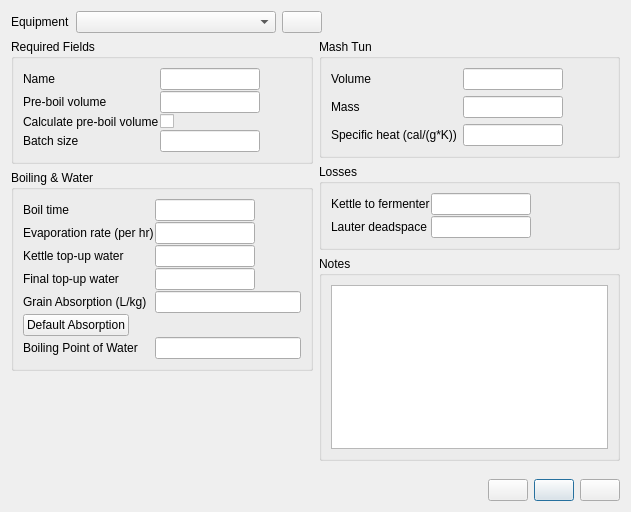
Before: the Qt Designer form ui/equipmentEditor.ui in Brewtarget/brewtarget, drawn with Qt 5.
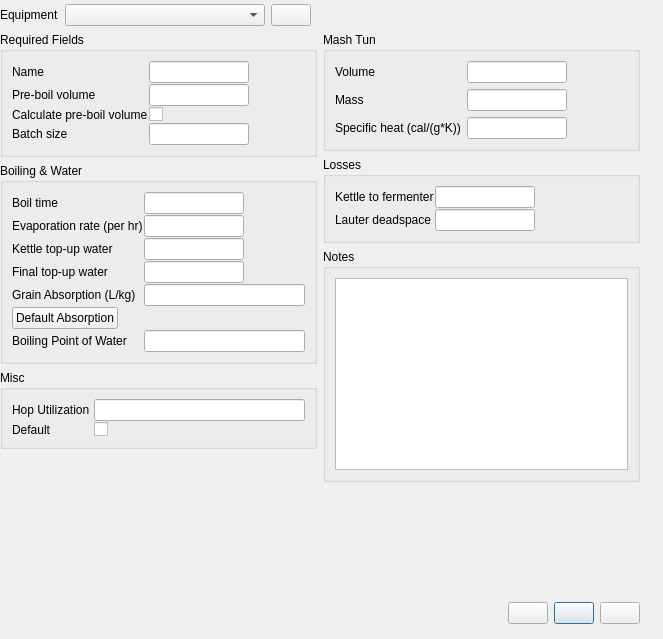
After: the same form once the commit is applied. Icons and pictures are not drawn.

What changed in the file:
```diff
--- a/ui/equipmentEditor.ui
+++ b/ui/equipmentEditor.ui
@@ -6,8 +6,8 @@
    <rect>
     <x>0</x>
     <y>0</y>
-    <width>631</width>
-    <height>512</height>
+    <width>663</width>
+    <height>639</height>
    </rect>
   </property>
   <property name="windowTitle">
@@ -16,6 +16,15 @@
   <property name="toolTip">
    <string/>
   </property>
+  <widget class="QWidget" name="">
+   <property name="geometry">
+    <rect>
+     <x>0</x>
+     <y>4</y>
+     <width>640</width>
+     <height>620</height>
+    </rect>
+   </property>
   <layout class="QVBoxLayout" name="verticalLayout_8">
    <item>
     <layout class="QHBoxLayout" name="horizontalLayout_equipments">
@@ -54,7 +63,7 @@
         <string/>
        </property>
        <property name="icon">
-        <iconset resource="../brewtarget.qrc">
+         <iconset resource="../build/brewtarget.qrc">
          <normaloff>:/images/smallMinus.svg</normaloff>:/images/smallMinus.svg</iconset>
        </property>
        <property name="autoDefault">
@@ -78,9 +87,9 @@
     </layout>
    </item>
    <item>
-    <layout class="QHBoxLayout" name="horizontalLayout_17">
+     <layout class="QHBoxLayout" name="horizontalLayout">
      <item>
-      <layout class="QVBoxLayout" name="verticalLayout_6">
+       <layout class="QVBoxLayout" name="verticalLayout_2">
        <item>
         <widget class="QGroupBox" name="groupBox">
          <property name="title">
@@ -248,9 +257,6 @@
           </property>
           <item>
            <layout class="QFormLayout" name="formLayout_5">
-            <property name="fieldGrowthPolicy">
-             <enum>QFormLayout::ExpandingFieldsGrow</enum>
-            </property>
             <item row="0" column="0">
              <widget class="QLabel" name="label_9">
               <property name="sizePolicy">
@@ -413,6 +419,13 @@
             <item row="4" column="1">
              <widget class="QLineEdit" name="lineEdit_grainAbsorption"/>
             </item>
+             <item row="5" column="0">
+              <widget class="QPushButton" name="pushButton_absorption">
+               <property name="text">
+                <string>Default Absorption</string>
+               </property>
+              </widget>
+             </item>
             <item row="6" column="0">
              <widget class="QLabel" name="label_17">
               <property name="text">
@@ -423,10 +436,43 @@
             <item row="6" column="1">
              <widget class="QLineEdit" name="lineEdit_boilingPoint"/>
             </item>
-            <item row="5" column="0">
-             <widget class="QPushButton" name="pushButton_absorption">
+            </layout>
+           </item>
+          </layout>
+         </widget>
+        </item>
+        <item>
+         <widget class="QGroupBox" name="groupBox_6">
+          <property name="title">
+           <string>Misc</string>
+          </property>
+          <layout class="QVBoxLayout" name="verticalLayout_6">
+           <property name="spacing">
+            <number>1</number>
+           </property>
+           <item>
+            <layout class="QFormLayout" name="formLayout_4">
+             <item row="0" column="0">
+              <widget class="QLabel" name="label_13">
               <property name="text">
-               <string>Default Absorption</string>
+                <string>Hop Utilization </string>
+               </property>
+              </widget>
+             </item>
+             <item row="0" column="1">
+              <widget class="QLineEdit" name="lineEdit_hopUtilization"/>
+             </item>
+             <item row="1" column="1">
+              <widget class="QCheckBox" name="checkBox_defaultEquipment">
+               <property name="text">
+                <string/>
+               </property>
+              </widget>
+             </item>
+             <item row="1" column="0">
+              <widget class="QLabel" name="label_16">
+               <property name="text">
+                <string>Default</string>
               </property>
              </widget>
             </item>
@@ -736,7 +782,7 @@
         <string/>
        </property>
        <property name="icon">
-        <iconset resource="../brewtarget.qrc">
+         <iconset resource="../build/brewtarget.qrc">
          <normaloff>:/images/smallPlus.svg</normaloff>:/images/smallPlus.svg</iconset>
        </property>
        <property name="autoDefault">
@@ -753,7 +799,7 @@
         <string/>
        </property>
        <property name="icon">
-        <iconset resource="../brewtarget.qrc">
+         <iconset resource="../build/brewtarget.qrc">
          <normaloff>:/images/filesave.svg</normaloff>:/images/filesave.svg</iconset>
        </property>
        <property name="autoDefault">
@@ -773,7 +819,7 @@
         <string/>
        </property>
        <property name="icon">
-        <iconset resource="../brewtarget.qrc">
+         <iconset resource="../build/brewtarget.qrc">
          <normaloff>:/images/exit.svg</normaloff>:/images/exit.svg</iconset>
        </property>
        <property name="autoDefault">
@@ -785,6 +831,7 @@
    </item>
   </layout>
  </widget>
+ </widget>
  <resources>
   <include location="../brewtarget.qrc"/>
  </resources>
```
Left out of the diff: 2 changed lines with no effect on the pictures. Lines whose indentation alone changed are shown as unchanged.
